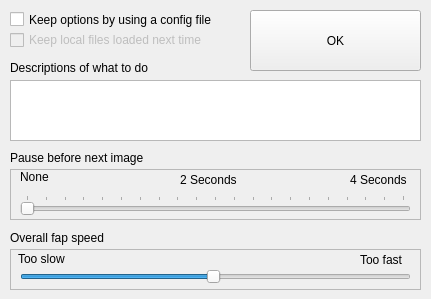
The window that settingswindow.ui (Anonsunite/fapgauntlet) describes before a commit, drawn with Qt 5.
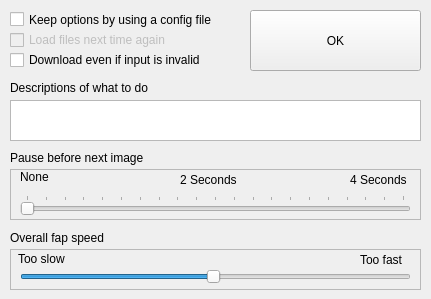
The same window after the commit.

The edit to the form file:
```diff
--- a/settingswindow.ui
+++ b/settingswindow.ui
@@ -216,16 +216,16 @@
      </rect>
     </property>
     <property name="text">
-     <string>Keep local files loaded next time</string>
+     <string>Load files next time again</string>
     </property>
    </widget>
    <widget class="QTextEdit" name="textEdit">
     <property name="geometry">
      <rect>
       <x>10</x>
-      <y>80</y>
+      <y>100</y>
       <width>411</width>
-      <height>61</height>
+      <height>41</height>
      </rect>
     </property>
     <property name="tabChangesFocus">
@@ -243,7 +243,7 @@
     <property name="geometry">
      <rect>
       <x>10</x>
-      <y>60</y>
+      <y>80</y>
       <width>171</width>
       <height>16</height>
      </rect>
@@ -265,6 +265,19 @@
      <string>OK</string>
     </property>
    </widget>
+   <widget class="QCheckBox" name="checkBox_3">
+    <property name="geometry">
+     <rect>
+      <x>10</x>
+      <y>50</y>
+      <width>231</width>
+      <height>20</height>
+     </rect>
+    </property>
+    <property name="text">
+     <string>Download even if input is invalid</string>
+    </property>
+   </widget>
   </widget>
  </widget>
  <resources/>
```
